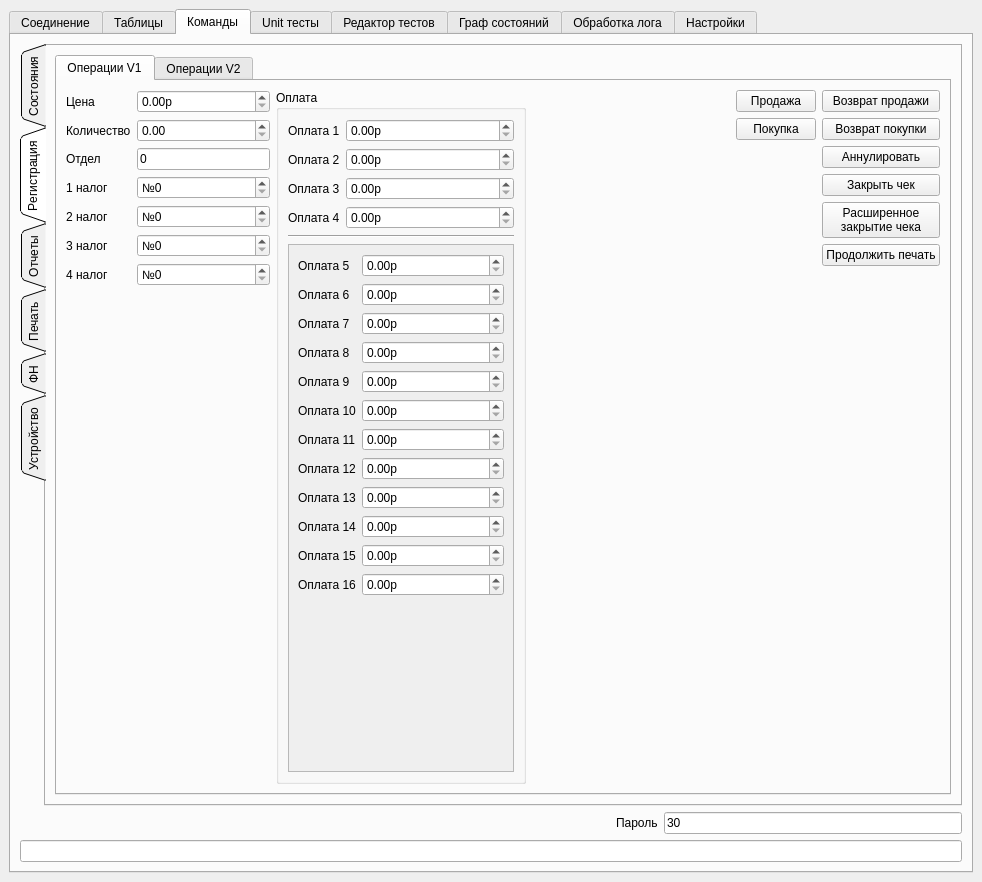
Before: the Qt Designer form ui/mainwindow.ui in Megaxela/FRTester, drawn with Qt 5.
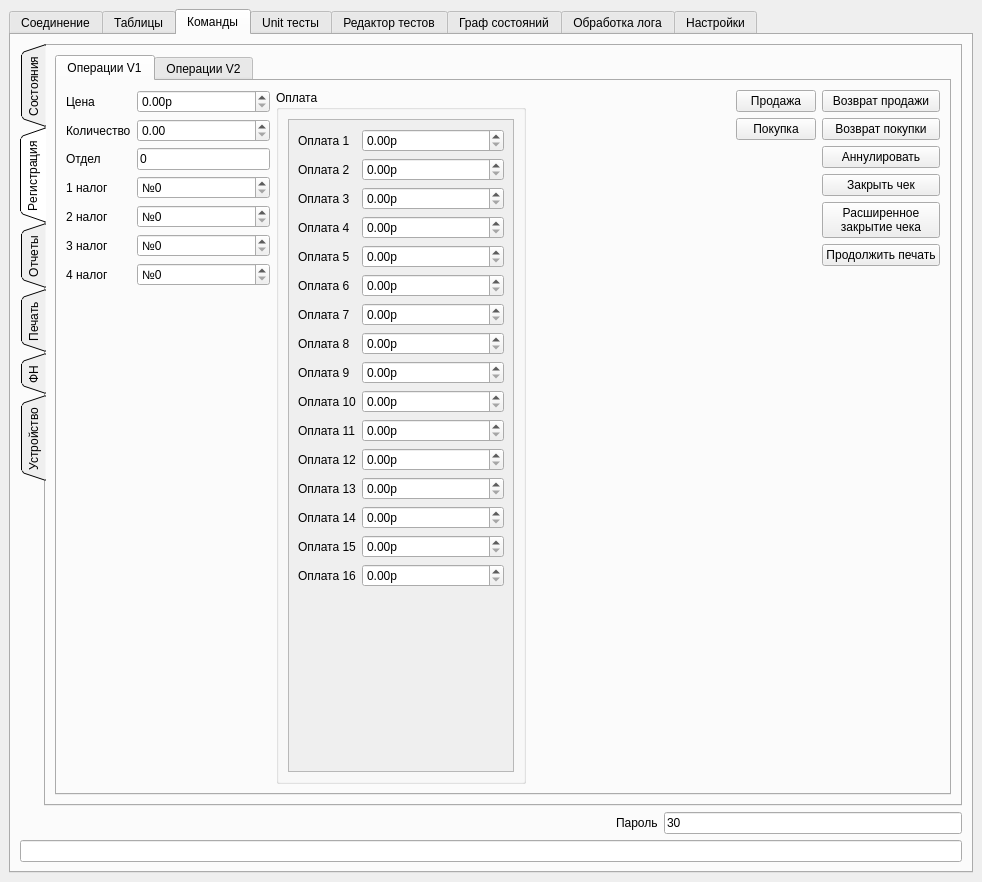
After: the same form once the commit is applied. The open tabs and pages were chosen to show the change. Custom widgets are drawn as their Qt base class.

The edit to the form file:
```diff
--- a/ui/mainwindow.ui
+++ b/ui/mainwindow.ui
@@ -457,85 +457,6 @@
                    <string>Оплата</string>
                   </property>
                   <layout class="QVBoxLayout" name="verticalLayout_24">
-                   <item>
-                    <layout class="QFormLayout" name="formLayout_10">
-                     <item row="0" column="0">
-                      <widget class="QLabel" name="label_31">
-                       <property name="text">
-                        <string>Оплата 1</string>
-                       </property>
-                      </widget>
-                     </item>
-                     <item row="0" column="1">
-                      <widget class="QDoubleSpinBox" name="commandsRegistrationOperationV1Money1DoubleSpinBox">
-                       <property name="suffix">
-                        <string>р</string>
-                       </property>
-                       <property name="maximum">
-                        <double>99999999.000000000000000</double>
-                       </property>
-                      </widget>
-                     </item>
-                     <item row="1" column="0">
-                      <widget class="QLabel" name="label_34">
-                       <property name="text">
-                        <string>Оплата 2</string>
-                       </property>
-                      </widget>
-                     </item>
-                     <item row="1" column="1">
-                      <widget class="QDoubleSpinBox" name="commandsRegistrationOperationV1Money2DoubleSpinBox">
-                       <property name="suffix">
-                        <string>р</string>
-                       </property>
-                       <property name="maximum">
-                        <double>99999999.000000000000000</double>
-                       </property>
-                      </widget>
-                     </item>
-                     <item row="2" column="0">
-                      <widget class="QLabel" name="label_32">
-                       <property name="text">
-                        <string>Оплата 3</string>
-                       </property>
-                      </widget>
-                     </item>
-                     <item row="2" column="1">
-                      <widget class="QDoubleSpinBox" name="commandsRegistrationOperationV1Money3DoubleSpinBox">
-                       <property name="suffix">
-                        <string>р</string>
-                       </property>
-                       <property name="maximum">
-                        <double>99999999.000000000000000</double>
-                       </property>
-                      </widget>
-                     </item>
-                     <item row="3" column="0">
-                      <widget class="QLabel" name="label_33">
-                       <property name="text">
-                        <string>Оплата 4</string>
-                       </property>
-                      </widget>
-                     </item>
-                     <item row="3" column="1">
-                      <widget class="QDoubleSpinBox" name="commandsRegistrationOperationV1Money4DoubleSpinBox">
-                       <property name="suffix">
-                        <string>р</string>
-                       </property>
-                       <property name="maximum">
-                        <double>99999999.000000000000000</double>
-                       </property>
-                      </widget>
-                     </item>
-                    </layout>
-                   </item>
-                   <item>
-                    <widget class="Line" name="line">
-                     <property name="orientation">
-                      <enum>Qt::Horizontal</enum>
-                     </property>
-                    </widget>
-                   </item>
                    <item>
                     <widget class="QScrollArea" name="scrollArea_2">
                      <property name="widgetResizable">
@@ -547,41 +468,20 @@
                         <x>0</x>
                         <y>0</y>
                         <width>210</width>
-                        <height>464</height>
+                        <height>616</height>
                        </rect>
                       </property>
                       <layout class="QVBoxLayout" name="verticalLayout_25">
                        <item>
                         <layout class="QFormLayout" name="formLayout_5">
-                         <item row="0" column="0">
+                         <item row="4" column="0">
                           <widget class="QLabel" name="label_15">
                            <property name="text">
                             <string>Оплата 5</string>
                            </property>
                           </widget>
                          </item>
-                         <item row="2" column="0">
-                          <widget class="QLabel" name="label_18">
-                           <property name="text">
-                            <string>Оплата 7</string>
-                           </property>
-                          </widget>
-                         </item>
-                         <item row="3" column="0">
-                          <widget class="QLabel" name="label_17">
-                           <property name="text">
-                            <string>Оплата 8</string>
-                           </property>
-                          </widget>
-                         </item>
-                         <item row="1" column="0">
-                          <widget class="QLabel" name="label_16">
-                           <property name="text">
-                            <string>Оплата 6</string>
-                           </property>
-                          </widget>
-                         </item>
-                         <item row="0" column="1">
+                         <item row="4" column="1">
                           <widget class="QDoubleSpinBox" name="commandsRegistrationOperationV1Money5DoubleSpinBox">
                            <property name="suffix">
                             <string>р</string>
@@ -591,7 +491,14 @@
                            </property>
                           </widget>
                          </item>
-                         <item row="1" column="1">
+                         <item row="5" column="0">
+                          <widget class="QLabel" name="label_16">
+                           <property name="text">
+                            <string>Оплата 6</string>
+                           </property>
+                          </widget>
+                         </item>
+                         <item row="5" column="1">
                           <widget class="QDoubleSpinBox" name="commandsRegistrationOperationV1Money6DoubleSpinBox">
                            <property name="suffix">
                             <string>р</string>
@@ -601,7 +508,14 @@
                            </property>
                           </widget>
                          </item>
-                         <item row="2" column="1">
+                         <item row="6" column="0">
+                          <widget class="QLabel" name="label_18">
+                           <property name="text">
+                            <string>Оплата 7</string>
+                           </property>
+                          </widget>
+                         </item>
+                         <item row="6" column="1">
                           <widget class="QDoubleSpinBox" name="commandsRegistrationOperationV1Money7DoubleSpinBox">
                            <property name="suffix">
                             <string>р</string>
@@ -611,7 +525,14 @@
                            </property>
                           </widget>
                          </item>
-                         <item row="3" column="1">
+                         <item row="7" column="0">
+                          <widget class="QLabel" name="label_17">
+                           <property name="text">
+                            <string>Оплата 8</string>
+                           </property>
+                          </widget>
+                         </item>
+                         <item row="7" column="1">
                           <widget class="QDoubleSpinBox" name="commandsRegistrationOperationV1Money8DoubleSpinBox">
                            <property name="suffix">
                             <string>р</string>
@@ -621,63 +542,14 @@
                            </property>
                           </widget>
                          </item>
-                         <item row="4" column="0">
+                         <item row="8" column="0">
                           <widget class="QLabel" name="label_35">
                            <property name="text">
                             <string>Оплата 9</string>
                            </property>
                           </widget>
                          </item>
-                         <item row="5" column="0">
-                          <widget class="QLabel" name="label_36">
-                           <property name="text">
-                            <string>Оплата 10</string>
-                           </property>
-                          </widget>
-                         </item>
-                         <item row="6" column="0">
-                          <widget class="QLabel" name="label_37">
-                           <property name="text">
-                            <string>Оплата 11</string>
-                           </property>
-                          </widget>
-                         </item>
-                         <item row="7" column="0">
-                          <widget class="QLabel" name="label_38">
-                           <property name="text">
-                            <string>Оплата 12</string>
-                           </property>
-                          </widget>
-                         </item>
-                         <item row="8" column="0">
-                          <widget class="QLabel" name="label_39">
-                           <property name="text">
-                            <string>Оплата 13</string>
-                           </property>
-                          </widget>
-                         </item>
-                         <item row="9" column="0">
-                          <widget class="QLabel" name="label_40">
-                           <property name="text">
-                            <string>Оплата 14</string>
-                           </property>
-                          </widget>
-                         </item>
-                         <item row="10" column="0">
-                          <widget class="QLabel" name="label_41">
-                           <property name="text">
-                            <string>Оплата 15</string>
-                           </property>
-                          </widget>
-                         </item>
-                         <item row="11" column="0">
-                          <widget class="QLabel" name="label_42">
-                           <property name="text">
-                            <string>Оплата 16</string>
-                           </property>
-                          </widget>
-                         </item>
-                         <item row="4" column="1">
+                         <item row="8" column="1">
                           <widget class="QDoubleSpinBox" name="commandsRegistrationOperationV1Money11DoubleSpinBox">
                            <property name="suffix">
                             <string>р</string>
@@ -687,7 +559,14 @@
                            </property>
                           </widget>
                          </item>
-                         <item row="5" column="1">
+                         <item row="9" column="0">
+                          <widget class="QLabel" name="label_36">
+                           <property name="text">
+                            <string>Оплата 10</string>
+                           </property>
+                          </widget>
+                         </item>
+                         <item row="9" column="1">
                           <widget class="QDoubleSpinBox" name="commandsRegistrationOperationV1Money12DoubleSpinBox">
                            <property name="suffix">
                             <string>р</string>
@@ -697,7 +576,14 @@
                            </property>
                           </widget>
                          </item>
-                         <item row="6" column="1">
+                         <item row="10" column="0">
+                          <widget class="QLabel" name="label_37">
+                           <property name="text">
+                            <string>Оплата 11</string>
+                           </property>
+                          </widget>
+                         </item>
+                         <item row="10" column="1">
                           <widget class="QDoubleSpinBox" name="commandsRegistrationOperationV1Money13DoubleSpinBox">
                            <property name="suffix">
                             <string>р</string>
@@ -707,7 +593,14 @@
                            </property>
                           </widget>
                          </item>
-                         <item row="7" column="1">
+                         <item row="11" column="0">
+                          <widget class="QLabel" name="label_38">
+                           <property name="text">
+                            <string>Оплата 12</string>
+                           </property>
+                          </widget>
+                         </item>
+                         <item row="11" column="1">
                           <widget class="QDoubleSpinBox" name="commandsRegistrationOperationV1Money14DoubleSpinBox">
                            <property name="suffix">
                             <string>р</string>
@@ -717,7 +610,14 @@
                            </property>
                           </widget>
                          </item>
-                         <item row="8" column="1">
+                         <item row="12" column="0">
+                          <widget class="QLabel" name="label_39">
+                           <property name="text">
+                            <string>Оплата 13</string>
+                           </property>
+                          </widget>
+                         </item>
+                         <item row="12" column="1">
                           <widget class="QDoubleSpinBox" name="commandsRegistrationOperationV1Money15DoubleSpinBox">
                            <property name="suffix">
                             <string>р</string>
@@ -727,7 +627,14 @@
                            </property>
                           </widget>
                          </item>
-                         <item row="9" column="1">
+                         <item row="13" column="0">
+                          <widget class="QLabel" name="label_40">
+                           <property name="text">
+                            <string>Оплата 14</string>
+                           </property>
+                          </widget>
+                         </item>
+                         <item row="13" column="1">
                           <widget class="QDoubleSpinBox" name="commandsRegistrationOperationV1Money16DoubleSpinBox_8">
                            <property name="suffix">
                             <string>р</string>
@@ -737,7 +644,14 @@
                            </property>
                           </widget>
                          </item>
-                         <item row="10" column="1">
+                         <item row="14" column="0">
+                          <widget class="QLabel" name="label_41">
+                           <property name="text">
+                            <string>Оплата 15</string>
+                           </property>
+                          </widget>
+                         </item>
+                         <item row="14" column="1">
                           <widget class="QDoubleSpinBox" name="commandsRegistrationOperationV1Money9DoubleSpinBox">
                            <property name="suffix">
                             <string>р</string>
@@ -747,7 +661,14 @@
                            </property>
                           </widget>
                          </item>
-                         <item row="11" column="1">
+                         <item row="15" column="0">
+                          <widget class="QLabel" name="label_42">
+                           <property name="text">
+                            <string>Оплата 16</string>
+                           </property>
+                          </widget>
+                         </item>
+                         <item row="15" column="1">
                           <widget class="QDoubleSpinBox" name="commandsRegistrationOperationV1Money10DoubleSpinBox">
                            <property name="suffix">
                             <string>р</string>
@@ -757,6 +678,74 @@
                            </property>
                           </widget>
                          </item>
+                         <item row="3" column="0">
+                          <widget class="QLabel" name="label_33">
+                           <property name="text">
+                            <string>Оплата 4</string>
+                           </property>
+                          </widget>
+                         </item>
+                         <item row="3" column="1">
+                          <widget class="QDoubleSpinBox" name="commandsRegistrationOperationV1Money4DoubleSpinBox">
+                           <property name="suffix">
+                            <string>р</string>
+                           </property>
+                           <property name="maximum">
+                            <double>99999999.000000000000000</double>
+                           </property>
+                          </widget>
+                         </item>
+                         <item row="2" column="0">
+                          <widget class="QLabel" name="label_32">
+                           <property name="text">
+                            <string>Оплата 3</string>
+                           </property>
+                          </widget>
+                         </item>
+                         <item row="2" column="1">
+                          <widget class="QDoubleSpinBox" name="commandsRegistrationOperationV1Money3DoubleSpinBox">
+                           <property name="suffix">
+                            <string>р</string>
+                           </property>
+                           <property name="maximum">
+                            <double>99999999.000000000000000</double>
+                           </property>
+                          </widget>
+                         </item>
+                         <item row="1" column="0">
+                          <widget class="QLabel" name="label_34">
+                           <property name="text">
+                            <string>Оплата 2</string>
+                           </property>
+                          </widget>
+                         </item>
+                         <item row="1" column="1">
+                          <widget class="QDoubleSpinBox" name="commandsRegistrationOperationV1Money2DoubleSpinBox">
+                           <property name="suffix">
+                            <string>р</string>
+                           </property>
+                           <property name="maximum">
+                            <double>99999999.000000000000000</double>
+                           </property>
+                          </widget>
+                         </item>
+                         <item row="0" column="0">
+                          <widget class="QLabel" name="label_31">
+                           <property name="text">
+                            <string>Оплата 1</string>
+                           </property>
+                          </widget>
+                         </item>
+                         <item row="0" column="1">
+                          <widget class="QDoubleSpinBox" name="commandsRegistrationOperationV1Money1DoubleSpinBox">
+                           <property name="suffix">
+                            <string>р</string>
+                           </property>
+                           <property name="maximum">
+                            <double>99999999.000000000000000</double>
+                           </property>
+                          </widget>
+                         </item>
                         </layout>
                        </item>
                       </layout>
```
Left out of the diff: 37 changed lines with no effect on the pictures. Lines whose indentation alone changed are shown as unchanged.
